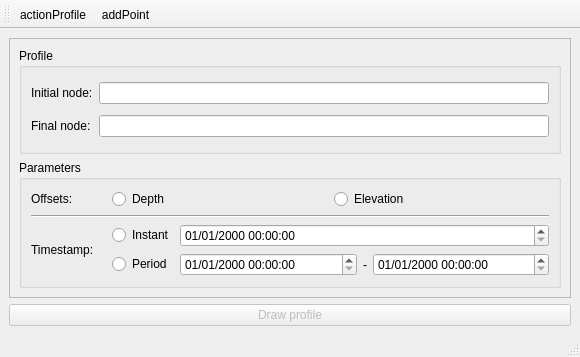
The window that core/ui/toolbars/utilities/profile.ui (ibergis/ibergis_qgis_plugin) describes before a commit, drawn with Qt 5.
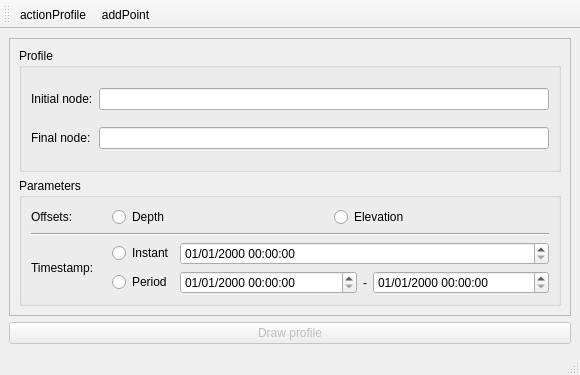
The same window after the commit. Icons and pictures are not drawn. Custom widgets are drawn as their Qt base class.

Commit message: fix(profile): allow clicking on all nodes

Diff of the .ui file:
```diff
--- a/core/ui/toolbars/utilities/profile.ui
+++ b/core/ui/toolbars/utilities/profile.ui
@@ -7,13 +7,13 @@
     <x>0</x>
     <y>0</y>
     <width>580</width>
-    <height>357</height>
+    <height>375</height>
    </rect>
   </property>
   <property name="minimumSize">
    <size>
     <width>580</width>
-    <height>330</height>
+    <height>375</height>
    </size>
   </property>
   <property name="windowTitle">
@@ -32,7 +32,7 @@
          <x>0</x>
          <y>0</y>
          <width>560</width>
-         <height>251</height>
+         <height>269</height>
         </rect>
        </property>
        <layout class="QGridLayout" name="gridLayout">
```
The commit also changes 1 other file.
